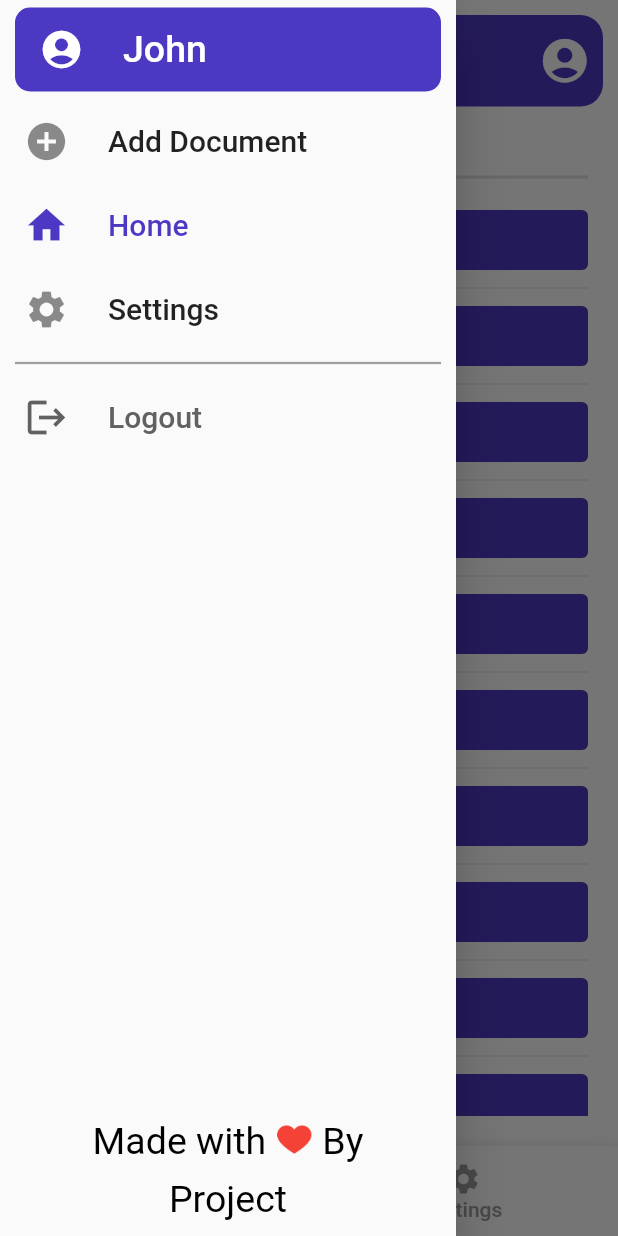
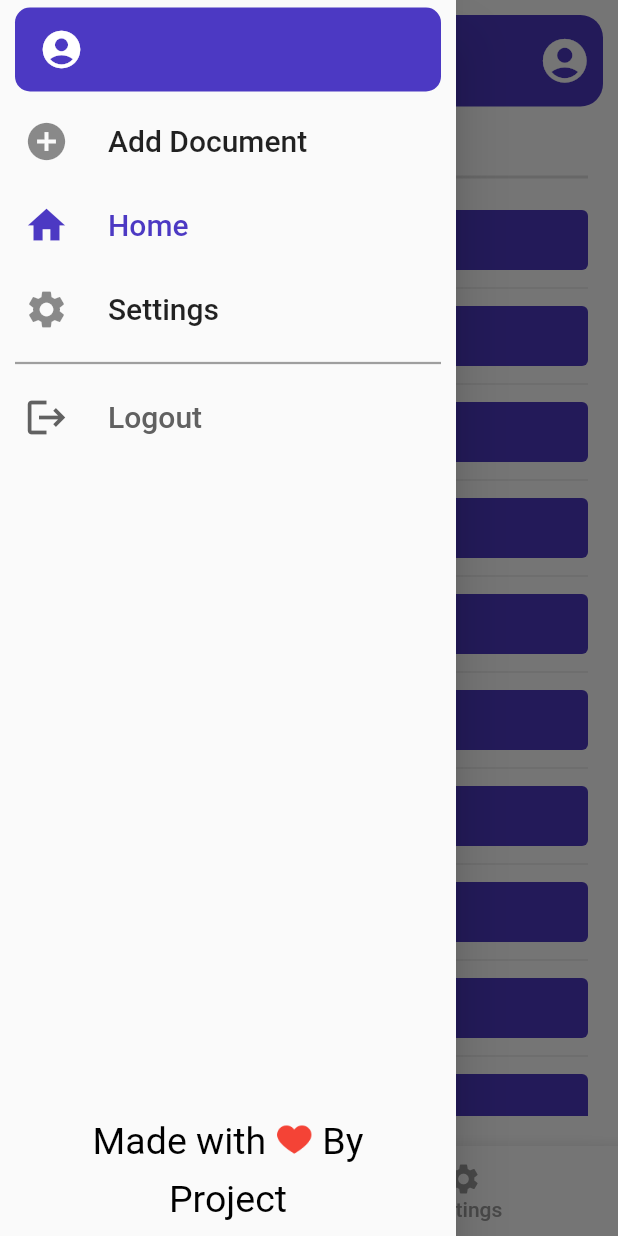
Before and after one commit to Dis1309/Axios_week, a Flutter app: the MainPage screen opened by its route, with the side drawer open, on a phone screen of 412 x 824 dp. Run offline on Flutter 3.47's test engine with Material 2 defaults, Android fonts, the light colour scheme and no system bars; our stand-ins replace flutter_dotenv, image_picker, local_auth, shared_preferences; missing offline and left inert: dart:ffi, flutter_floating_bottom_bar, text_divider, wallet_sdk_metamask, walletconnect_flutter_v2, web3dart; accounts and stored records are empty.

Commit message:
aadhar_finished

```diff
--- a/frontend/lib/pages/mainPage/aadhaar.dart
+++ b/frontend/lib/pages/mainPage/aadhaar.dart
@@ -54,6 +54,7 @@ class _AadhaarState extends State<Aadhaar> {
     const fingerprint = "fingerprint";
     final prefs = await getPref();
     await dotenv.load(fileName: "assets/.env");
+    print(EthereumAddress.fromHex("${dotenv.env['PUBLIC_KEY2']}"));
     EtherAmount h = EtherAmount.inWei(BigInt.from(60000000000));
     // var aadhaarId = await prefs.getString('AadhaarId');
     String source = '44Ff4bE80A6915EE9086';
@@ -76,7 +77,7 @@ class _AadhaarState extends State<Aadhaar> {
    int h = j.toInt();
    print((x[0][1][1]).runtimeType);
    DateTime now = DateTime.fromMicrosecondsSinceEpoch(h, isUtc:true)  ;
-   DOB = DateFormat('dd-MM-yyyy').format(now);
+  //  DOB = DateFormat('dd-MM-yyyy').format(now);
    add = x[0][1][3];
    email = x[0][1][5];
   gender = x[0][1][2];
--- a/frontend/lib/pages/mainPage/contractConnections.dart
+++ b/frontend/lib/pages/mainPage/contractConnections.dart
@@ -25,7 +25,7 @@ Credentials random1 = await EthPrivateKey.fromHex(
 
 //! Contract addresses
 EthereumAddress aadhaaraddress =
-    EthereumAddress.fromHex("0xF730D8262288D15824389ebDB118947dFF815a4F");
+    EthereumAddress.fromHex("0x87a797CaD2C8b136Bb691a671288fE5AA15e1806");
 EthereumAddress voteraddress =
     EthereumAddress.fromHex("0x9fE46736679d2D9a65F0992F2272dE9f3c7fa6e0");
 EthereumAddress verifyaddress =
@@ -33,7 +33,7 @@ EthereumAddress verifyaddress =
 EthereumAddress otheraddress =
     EthereumAddress.fromHex("0xCf7Ed3AccA5a467e9e704C703E8D87F634fB0Fc9");
 EthereumAddress useraddress =
-    EthereumAddress.fromHex("0xFdb2DD3565f4d709e87EAf222C082736983a1Ec9");
+    EthereumAddress.fromHex("0xC3EB8Ec3E18EF0BBFb611A0c3ed41c651b9c5382");
 
 Future<dynamic> main() async {
   await dotenv.load(fileName: "assets/.env");
--- a/frontend/lib/pages/mainPage/mainPage.dart
+++ b/frontend/lib/pages/mainPage/mainPage.dart
@@ -76,7 +76,7 @@ class _MainPageState extends State<MainPage> {
                   ),
                   // titleAlignment: ListTileTitleAlignment.center,
                   title: Text(
-                    'John',
+                    Name,
                     style: TextStyle(
                       color: Colors.white,
                       fontSize: 25.0,
```
Also changed, not shown: 2 other files.
